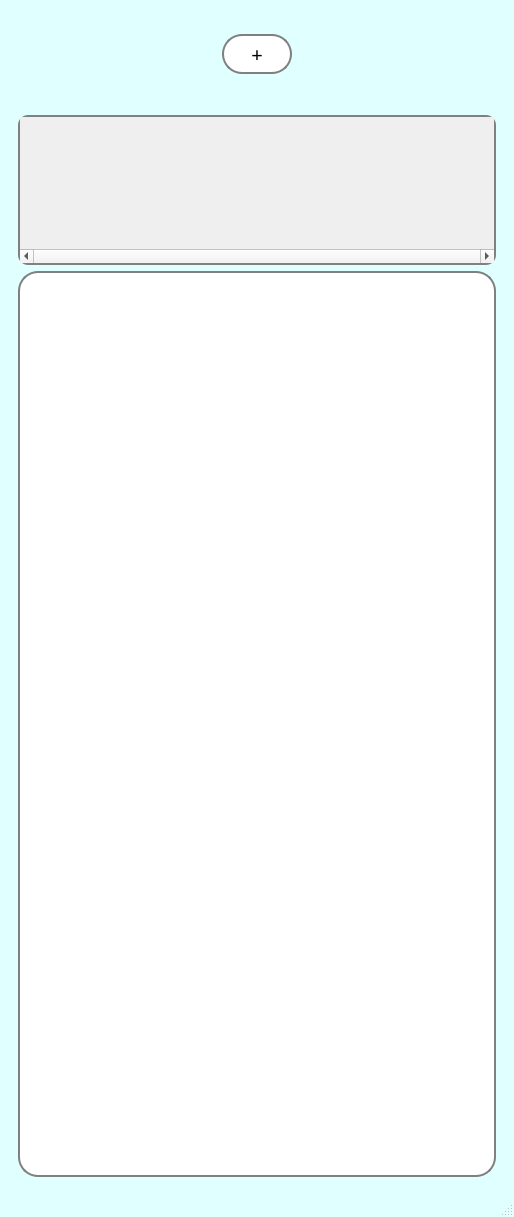
chelovek12565/farm, file ui/main.ui: the form before one commit.
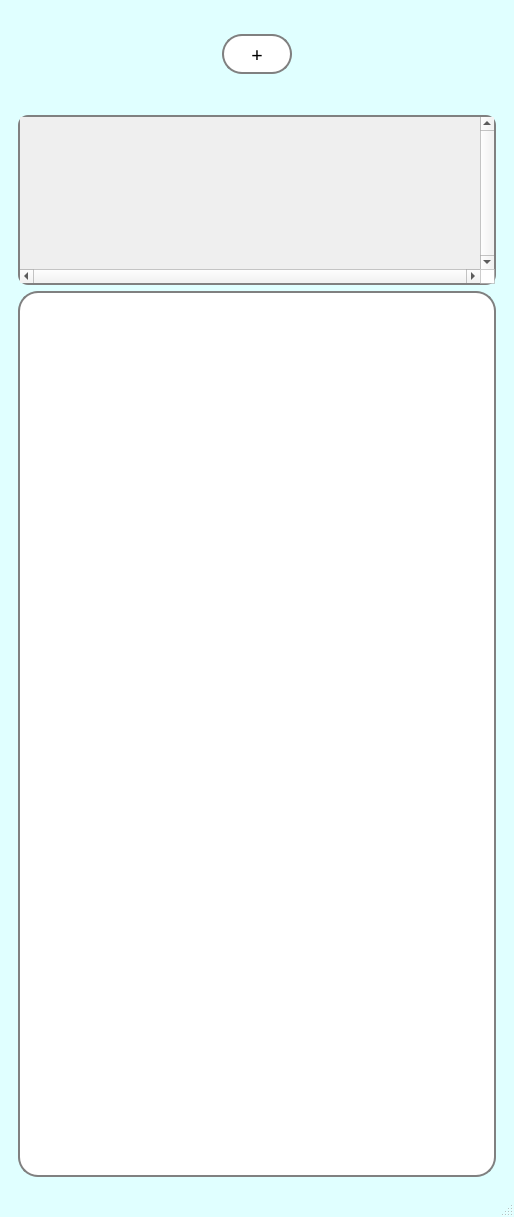
The form after the commit.

Patch:
```diff
--- a/ui/main.ui
+++ b/ui/main.ui
@@ -106,13 +106,13 @@
          <property name="minimumSize">
           <size>
            <width>0</width>
-           <height>150</height>
+           <height>170</height>
           </size>
          </property>
          <property name="maximumSize">
           <size>
            <width>16777215</width>
-           <height>150</height>
+           <height>170</height>
           </size>
          </property>
          <property name="styleSheet">
@@ -123,7 +123,7 @@
 }</string>
          </property>
          <property name="verticalScrollBarPolicy">
-          <enum>Qt::ScrollBarAsNeeded</enum>
+          <enum>Qt::ScrollBarAlwaysOn</enum>
          </property>
          <property name="horizontalScrollBarPolicy">
           <enum>Qt::ScrollBarAlwaysOn</enum>
@@ -136,8 +136,8 @@
            <rect>
             <x>0</x>
             <y>0</y>
-            <width>474</width>
-            <height>129</height>
+            <width>457</width>
+            <height>149</height>
            </rect>
           </property>
          </widget>
```
